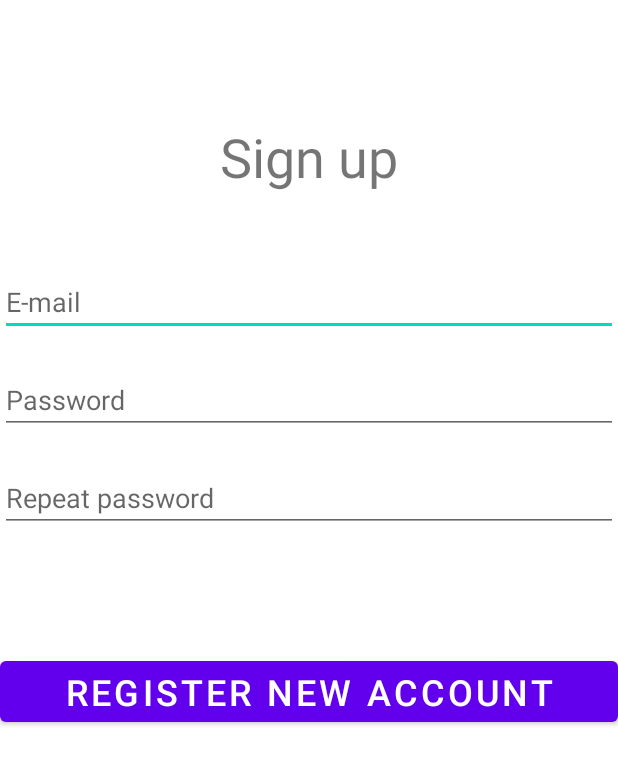
After one commit to Cisu44/Find-Cook, an Android app: the layout fragment_sign_up.xml on its own in the app's theme, with its tools: preview values and no code run, on a phone screen of 412 x 824 dp. The commit adds this screen. Shown: the top 765 px of the screen. Run offline under Robolectric (Android 15) with nearby library versions, the phone set to English and light mode, and no system bars.

Commit message:
add login and register fragments

```diff
--- a/app/src/main/java/com/example/findcook/MainMenuAcitivity.kt
+++ b/app/src/main/java/com/example/findcook/MainMenuAcitivity.kt
@@ -24,11 +24,7 @@ class MainMenuAcitivity : AppCompatActivity() {
         val toolbar: Toolbar = findViewById(R.id.toolbar)
         setSupportActionBar(toolbar)
 
-        val fab: FloatingActionButton = findViewById(R.id.fab)
-        fab.setOnClickListener { view ->
-            Snackbar.make(view, "Replace with your own action", Snackbar.LENGTH_LONG)
-                .setAction("Action", null).show()
-        }
+
         val drawerLayout: DrawerLayout = findViewById(R.id.drawer_layout)
         val navView: NavigationView = findViewById(R.id.nav_view)
         val navController = findNavController(R.id.nav_host_fragment)
--- a/app/src/main/res/layout/app_bar_main.xml
+++ b/app/src/main/res/layout/app_bar_main.xml
@@ -18,12 +18,6 @@
             android:background="#E91E63"
             app:popupTheme="@style/Theme.FindCook.PopupOverlay" />
 
-        <TextView
-            android:id="@+id/textView"
-            android:layout_width="match_parent"
-            android:layout_height="wrap_content"
-            android:text="app_bar" />
-
     </com.google.android.material.appbar.AppBarLayout>
 
     <include layout="@layout/content_main" />
--- /dev/null
+++ b/app/src/main/res/layout/fragment_sign_up.xml
@@ -0,0 +1,59 @@
+<?xml version="1.0" encoding="utf-8"?>
+<LinearLayout xmlns:android="http://schemas.android.com/apk/res/android"
+    xmlns:tools="http://schemas.android.com/tools"
+    android:layout_width="match_parent"
+    android:layout_height="match_parent"
+    android:orientation="vertical">
+
+    <TextView
+        android:id="@+id/sign_up_textView"
+        android:layout_width="wrap_content"
+        android:layout_height="wrap_content"
+        android:layout_gravity="center"
+        android:layout_marginTop="80dp"
+        android:foregroundGravity="center"
+        android:gravity="center"
+        android:text="@string/sign_up"
+        android:textSize="36sp" />
+
+    <EditText
+        android:id="@+id/register_email_editText"
+        android:layout_width="match_parent"
+        android:layout_height="wrap_content"
+        android:layout_marginTop="50dp"
+        android:ems="10"
+        android:inputType="textEmailAddress"
+        android:hint="@string/email"
+        android:autofillHints="no"
+        />
+
+    <EditText
+        android:id="@+id/register_pass_editText"
+        android:layout_width="match_parent"
+        android:layout_height="wrap_content"
+        android:layout_marginTop="20dp"
+        android:ems="10"
+        android:inputType="textPassword"
+        android:hint="@string/password"
+        android:autofillHints="no"
+        />
+
+    <EditText
+        android:id="@+id/register_repeat_password_editText"
+        android:layout_width="match_parent"
+        android:layout_height="wrap_content"
+        android:layout_marginTop="20dp"
+        android:ems="10"
+        android:inputType="textPassword"
+        android:hint="@string/repeat_password"
+        android:autofillHints="no"
+        />
+
+    <Button
+        android:id="@+id/create_account_button"
+        android:layout_width="match_parent"
+        android:layout_height="wrap_content"
+        android:layout_marginTop="80dp"
+        android:text="@string/register"
+        android:textSize="24sp" />
+</LinearLayout>
--- a/app/src/main/res/values/strings.xml
+++ b/app/src/main/res/values/strings.xml
@@ -13,4 +13,16 @@
     <string name="menu_slideshow">Slideshow</string>
 
 
+    //Strings used in login and register fragments
+
+    <string name="sign_in">Sign in </string>
+    <string name="register">Register new account</string>
+    <string name="sign_up">Sign up</string>
+    <string name="email">E-mail </string>
+    <string name="password">Password </string>
+    <string name="repeat_password">Repeat password</string>
+
+
+
+
 </resources>
```
Also changed, not shown: app/build.gradle (+7 -1 lines), app/src/main/res/layout/content_main.xml (+0 -9 lines), app/src/main/res/layout/fragment_sign_in.xml (added, +55 -0 lines), app/src/main/res/layout/fragment_slideshow.xml (+0 -9 lines).
